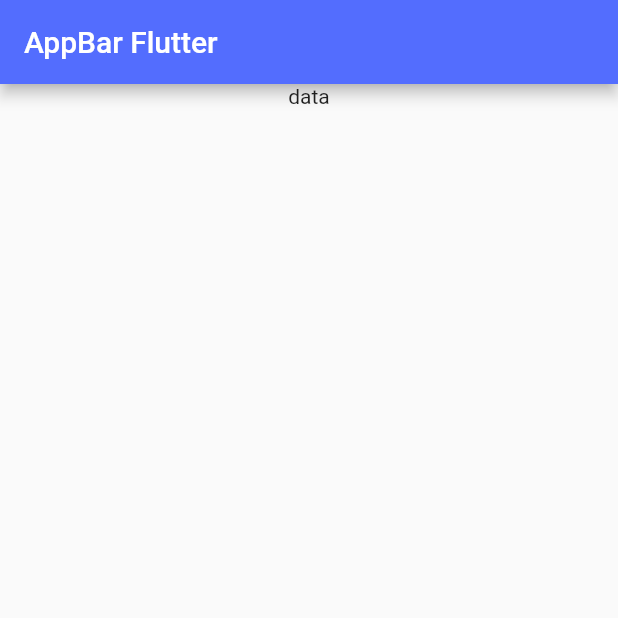
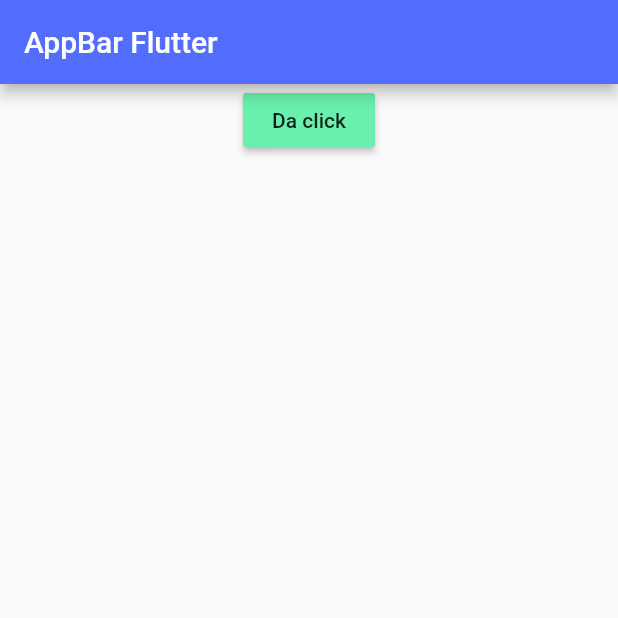
Before and after one commit to Irwing-Herrera/Flutter-Ejercices, a Flutter app: the screen it shows after launch, on a phone screen of 412 x 824 dp, the top half of it. Run offline on Flutter 3.47's test engine with Material 2 defaults, Android fonts, the phone set to English and light mode, and no system bars.

Commit message:
Agregación de Boton en Pantalla Home

```diff
--- a/lib/main.dart
+++ b/lib/main.dart
@@ -18,7 +18,11 @@ class MyApp extends StatelessWidget {
       child: new Row(
         mainAxisAlignment: MainAxisAlignment.center,
         children: <Widget>[
-          new Text("data")
+          new RaisedButton(
+            child: new Text("Da click"),
+            color: Colors.greenAccent,
+            onPressed: () {},
+          )
         ],
       ),
     ),
```
